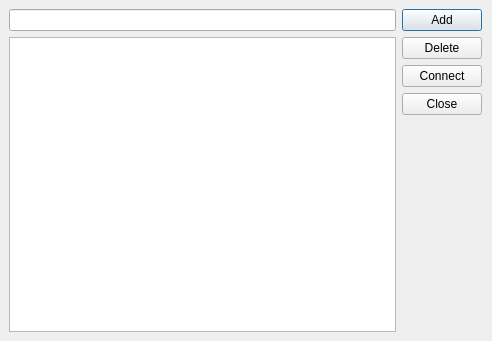
The window that dialog.ui (WTFTrick/TestMutomo) describes before a commit, drawn with Qt 5.
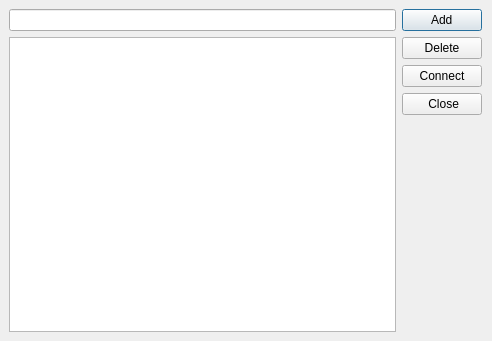
The same window after the commit.

Commit message: 09.04.2016, Buttons size changes.

The edit to the form file:
```diff
--- a/dialog.ui
+++ b/dialog.ui
@@ -75,11 +75,17 @@
              <verstretch>0</verstretch>
             </sizepolicy>
            </property>
+           <property name="minimumSize">
+            <size>
+             <width>0</width>
+             <height>0</height>
+            </size>
+           </property>
            <property name="mouseTracking">
             <bool>false</bool>
            </property>
            <property name="text">
-            <string>Add</string>
+            <string>    Add    </string>
            </property>
            <property name="default">
             <bool>false</bool>
@@ -148,7 +154,7 @@
             </size>
            </property>
            <property name="text">
-            <string>Close</string>
+            <string>   Close  </string>
            </property>
           </widget>
          </item>
```
Left out of the diff: 2 changed lines with no effect on the pictures. The commit also changes 2 other files.
